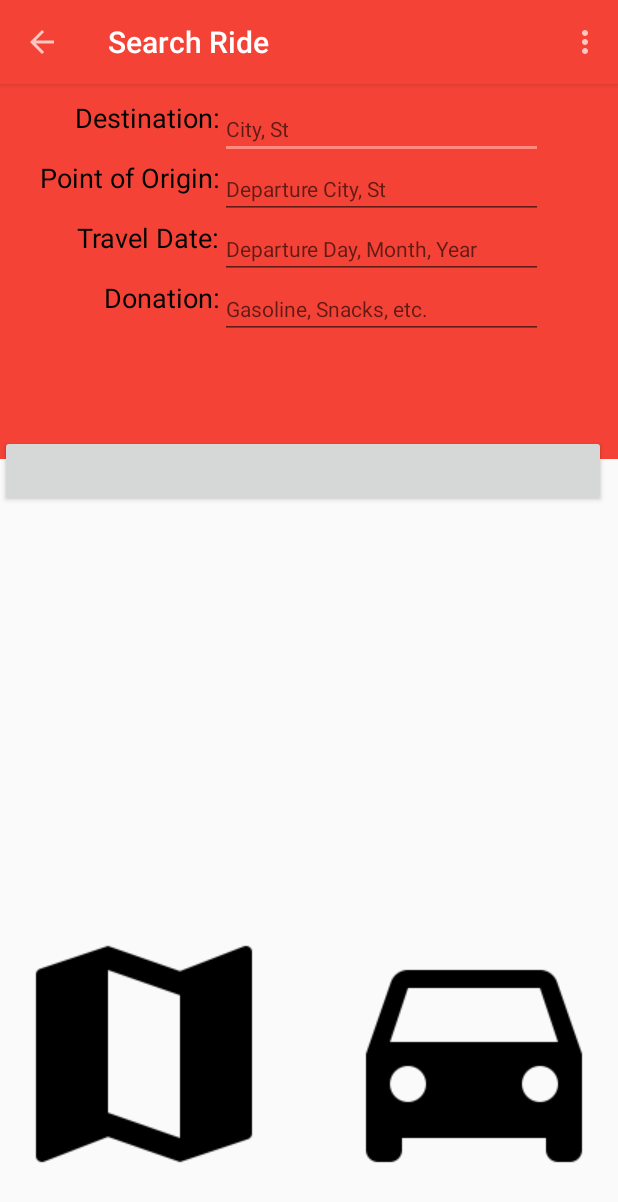
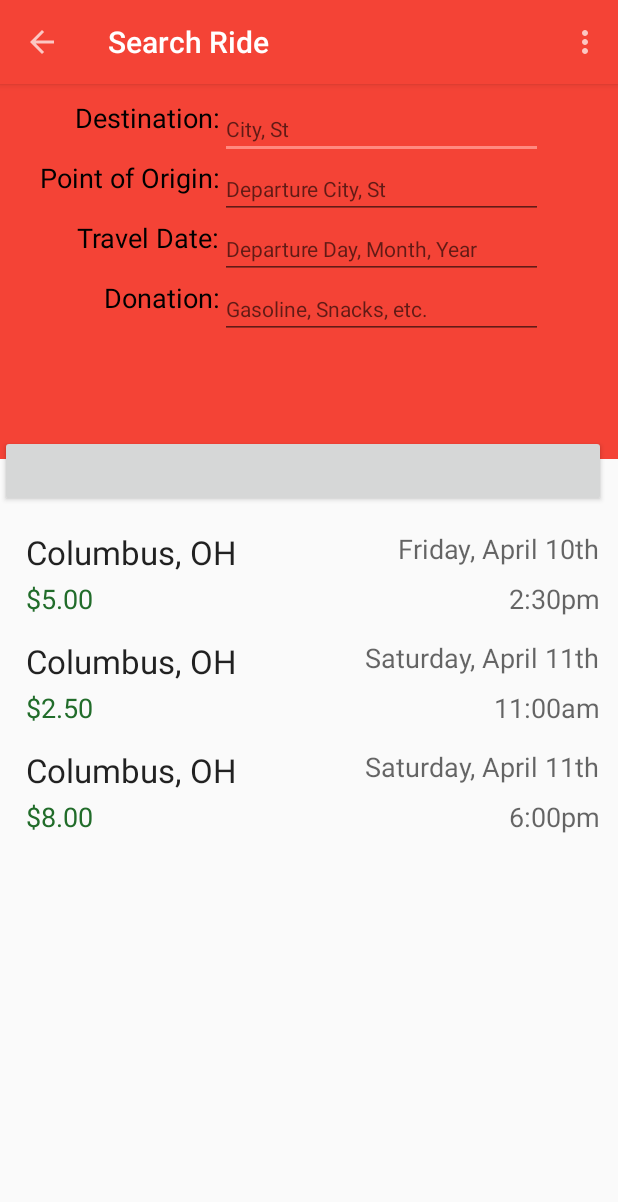
Before and after one commit to conneltj/HitchHomeSD, an Android app: the SearchRide screen opened directly, with no data from a screen before it, on a phone screen of 412 x 824 dp. Shown: the top 1202 px of the screen. Run offline under Robolectric (Android 15) with nearby library versions, the phone set to English and light mode, and no system bars; plain views replace ActionButton.

Commit message:
Added results listing. Needed to make multiple ones so they weren't repeating. ride_result2.xml and ride_result3.xml will be deleted after screenshots.

```diff
--- /dev/null
+++ b/app/src/main/res/layout/ride_result.xml
@@ -0,0 +1,58 @@
+<?xml version="1.0" encoding="utf-8"?>
+<RelativeLayout xmlns:android="http://schemas.android.com/apk/res/android"
+    android:layout_width="match_parent"
+    android:layout_height="wrap_content"
+    android:paddingLeft="15dp"
+    android:paddingTop="5dp"
+    android:paddingRight="10dp"
+    android:paddingBottom="5dp">
+
+    <TextView
+        android:layout_width="wrap_content"
+        android:layout_height="wrap_content"
+        android:textAppearance="?android:attr/textAppearanceLarge"
+        android:text="Columbus, OH"
+        android:padding="2dp"
+        android:id="@+id/title" android:layout_alignParentTop="true" android:layout_alignParentLeft="true"
+        android:layout_alignParentStart="true"/>
+    <TextView
+        android:layout_width="wrap_content"
+        android:layout_height="wrap_content"
+        android:textAppearance="?android:attr/textAppearanceMedium"
+        android:text="2:30pm"
+        android:padding="2dp"
+        android:id="@+id/desc"
+        android:layout_below="@+id/title"
+        android:layout_alignParentRight="true"
+        android:layout_alignParentEnd="true"/>
+    <ImageView
+        android:layout_width="wrap_content"
+        android:layout_height="wrap_content"
+        android:padding="3dp"
+        android:id="@+id/imageView" android:layout_alignParentTop="true" android:layout_alignParentRight="true"
+        android:layout_alignParentEnd="true"/>
+
+    <TextView
+        android:layout_width="wrap_content"
+        android:layout_height="wrap_content"
+        android:textAppearance="?android:attr/textAppearanceMedium"
+        android:text="Friday, April 10th"
+        android:padding="2dp"
+        android:id="@+id/textView"
+        android:layout_alignParentTop="true"
+        android:layout_alignParentEnd="true"
+        android:layout_alignParentRight="true"/>
+
+    <TextView
+        android:layout_width="wrap_content"
+        android:layout_height="wrap_content"
+        android:textAppearance="?android:attr/textAppearanceMedium"
+        android:text="$5.00"
+        android:textColor="#216C2A"
+        android:padding="2dp"
+        android:id="@+id/price"
+        android:layout_below="@+id/title"
+        android:layout_alignParentLeft="true"
+        android:layout_alignParentStart="true"/>
+
+</RelativeLayout>
--- /dev/null
+++ b/app/src/main/res/layout/ride_result2.xml
@@ -0,0 +1,58 @@
+<?xml version="1.0" encoding="utf-8"?>
+<RelativeLayout xmlns:android="http://schemas.android.com/apk/res/android"
+    android:layout_width="match_parent"
+    android:layout_height="wrap_content"
+    android:paddingLeft="15dp"
+    android:paddingTop="5dp"
+    android:paddingRight="10dp"
+    android:paddingBottom="5dp">
+
+    <TextView
+        android:layout_width="wrap_content"
+        android:layout_height="wrap_content"
+        android:textAppearance="?android:attr/textAppearanceLarge"
+        android:text="Columbus, OH"
+        android:padding="2dp"
+        android:id="@+id/title" android:layout_alignParentTop="true" android:layout_alignParentLeft="true"
+        android:layout_alignParentStart="true"/>
+    <TextView
+        android:layout_width="wrap_content"
+        android:layout_height="wrap_content"
+        android:textAppearance="?android:attr/textAppearanceMedium"
+        android:text="11:00am"
+        android:padding="2dp"
+        android:id="@+id/desc"
+        android:layout_below="@+id/title"
+        android:layout_alignParentRight="true"
+        android:layout_alignParentEnd="true"/>
+    <ImageView
+        android:layout_width="wrap_content"
+        android:layout_height="wrap_content"
+        android:padding="3dp"
+        android:id="@+id/imageView" android:layout_alignParentTop="true" android:layout_alignParentRight="true"
+        android:layout_alignParentEnd="true"/>
+
+    <TextView
+        android:layout_width="wrap_content"
+        android:layout_height="wrap_content"
+        android:textAppearance="?android:attr/textAppearanceMedium"
+        android:text="Saturday, April 11th"
+        android:padding="2dp"
+        android:id="@+id/textView"
+        android:layout_alignParentTop="true"
+        android:layout_alignParentEnd="true"
+        android:layout_alignParentRight="true"/>
+
+    <TextView
+        android:layout_width="wrap_content"
+        android:layout_height="wrap_content"
+        android:textAppearance="?android:attr/textAppearanceMedium"
+        android:text="$2.50"
+        android:textColor="#216C2A"
+        android:padding="2dp"
+        android:id="@+id/price"
+        android:layout_below="@+id/title"
+        android:layout_alignParentLeft="true"
+        android:layout_alignParentStart="true"/>
+
+</RelativeLayout>
--- /dev/null
+++ b/app/src/main/res/layout/ride_result3.xml
@@ -0,0 +1,58 @@
+<?xml version="1.0" encoding="utf-8"?>
+<RelativeLayout xmlns:android="http://schemas.android.com/apk/res/android"
+    android:layout_width="match_parent"
+    android:layout_height="wrap_content"
+    android:paddingLeft="15dp"
+    android:paddingTop="5dp"
+    android:paddingRight="10dp"
+    android:paddingBottom="5dp">
+
+    <TextView
+        android:layout_width="wrap_content"
+        android:layout_height="wrap_content"
+        android:textAppearance="?android:attr/textAppearanceLarge"
+        android:text="Columbus, OH"
+        android:padding="2dp"
+        android:id="@+id/title" android:layout_alignParentTop="true" android:layout_alignParentLeft="true"
+        android:layout_alignParentStart="true"/>
+    <TextView
+        android:layout_width="wrap_content"
+        android:layout_height="wrap_content"
+        android:textAppearance="?android:attr/textAppearanceMedium"
+        android:text="6:00pm"
+        android:padding="2dp"
+        android:id="@+id/desc"
+        android:layout_below="@+id/title"
+        android:layout_alignParentRight="true"
+        android:layout_alignParentEnd="true"/>
+    <ImageView
+        android:layout_width="wrap_content"
+        android:layout_height="wrap_content"
+        android:padding="3dp"
+        android:id="@+id/imageView" android:layout_alignParentTop="true" android:layout_alignParentRight="true"
+        android:layout_alignParentEnd="true"/>
+
+    <TextView
+        android:layout_width="wrap_content"
+        android:layout_height="wrap_content"
+        android:textAppearance="?android:attr/textAppearanceMedium"
+        android:text="Saturday, April 11th"
+        android:padding="2dp"
+        android:id="@+id/textView"
+        android:layout_alignParentTop="true"
+        android:layout_alignParentEnd="true"
+        android:layout_alignParentRight="true"/>
+
+    <TextView
+        android:layout_width="wrap_content"
+        android:layout_height="wrap_content"
+        android:textAppearance="?android:attr/textAppearanceMedium"
+        android:text="$8.00"
+        android:textColor="#216C2A"
+        android:padding="2dp"
+        android:id="@+id/price"
+        android:layout_below="@+id/title"
+        android:layout_alignParentLeft="true"
+        android:layout_alignParentStart="true"/>
+
+</RelativeLayout>
--- a/app/src/main/res/layout/search_ride.xml
+++ b/app/src/main/res/layout/search_ride.xml
@@ -1,5 +1,6 @@
 <?xml version="1.0" encoding="utf-8"?>
-<RelativeLayout xmlns:android="http://schemas.android.com/apk/res/android" xmlns:fbutton="http://schemas.android.com/apk/res-auto" xmlns:fab="http://schemas.android.com/apk/res-auto"
+<RelativeLayout xmlns:android="http://schemas.android.com/apk/res/android"
+    xmlns:fab="http://schemas.android.com/apk/res-auto"
     android:orientation="vertical"
     android:layout_width="match_parent"
     android:layout_height="match_parent">
@@ -140,22 +141,29 @@
         android:layout_alignBottom="@+id/RelativeLayout"
         android:layout_alignParentEnd="true" />
 
-    <ImageView
-        android:layout_width="wrap_content"
+    <include
+        android:id="@+id/result1"
+        layout="@layout/ride_result"
         android:layout_height="wrap_content"
-        android:id="@+id/imageView2"
+        android:layout_width="match_parent"
+        android:layout_marginLeft="0dp"
+        android:layout_below="@+id/RelativeLayout"
         android:layout_alignParentStart="true"
-        android:src="@drawable/ic_map_black_48dp"
-        android:layout_alignParentBottom="true"
-        android:layout_marginBottom="25dp" />
-
-    <ImageView
-        android:layout_width="wrap_content"
+        android:layout_marginTop="40dp" />
+    <include
+        android:id="@+id/result2"
+        layout="@layout/ride_result2"
         android:layout_height="wrap_content"
-        android:id="@+id/imageView3"
-        android:layout_alignBottom="@+id/imageView2"
-        android:src="@drawable/ic_directions_car_black_48dp"
-        android:layout_alignParentEnd="true" />
-
-
+        android:layout_width="match_parent"
+        android:layout_marginLeft="0dp"
+        android:layout_below="@+id/result1"
+        android:layout_alignParentStart="true" />
+    <include
+        android:id="@+id/result3"
+        layout="@layout/ride_result3"
+        android:layout_height="wrap_content"
+        android:layout_width="match_parent"
+        android:layout_marginLeft="0dp"
+        android:layout_below="@+id/result2"
+        android:layout_alignParentStart="true" />
 </RelativeLayout>
```
